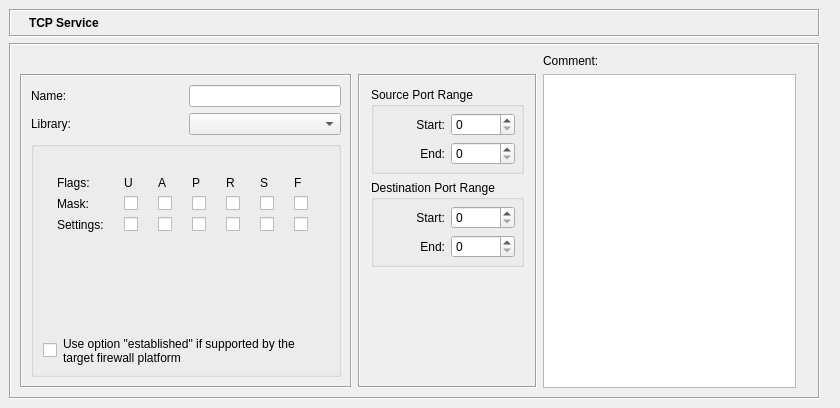
Old version of the form src/gui/tcpservicedialog_q.ui in the repository fwbuilder/fwbuilder.
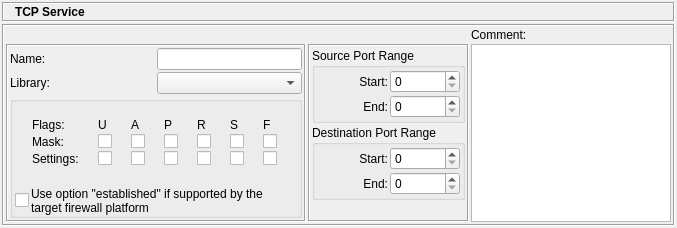
New version of the form. Icons and pictures are not drawn.

The edit to the form file:
```diff
--- a/src/gui/tcpservicedialog_q.ui
+++ b/src/gui/tcpservicedialog_q.ui
@@ -8,8 +8,8 @@
    <rect>
     <x>0</x>
     <y>0</y>
-    <width>840</width>
-    <height>408</height>
+    <width>649</width>
+    <height>228</height>
    </rect>
   </property>
   <property name="sizePolicy" >
@@ -23,24 +23,24 @@
   </property>
   <layout class="QHBoxLayout" >
    <property name="spacing" >
-    <number>6</number>
+    <number>2</number>
    </property>
    <property name="leftMargin" >
-    <number>9</number>
+    <number>2</number>
    </property>
    <property name="topMargin" >
-    <number>9</number>
+    <number>2</number>
    </property>
    <property name="rightMargin" >
-    <number>9</number>
+    <number>2</number>
    </property>
    <property name="bottomMargin" >
-    <number>9</number>
+    <number>2</number>
    </property>
    <item>
     <layout class="QVBoxLayout" >
      <property name="spacing" >
-      <number>6</number>
+      <number>2</number>
      </property>
      <property name="leftMargin" >
       <number>0</number>
@@ -62,6 +62,12 @@
          <verstretch>0</verstretch>
         </sizepolicy>
        </property>
+       <property name="minimumSize" >
+        <size>
+         <width>16</width>
+         <height>20</height>
+        </size>
+       </property>
        <property name="frameShape" >
         <enum>QFrame::Box</enum>
        </property>
@@ -70,22 +76,22 @@
        </property>
        <layout class="QGridLayout" >
         <property name="leftMargin" >
-         <number>5</number>
+         <number>2</number>
         </property>
         <property name="topMargin" >
-         <number>5</number>
+         <number>2</number>
         </property>
         <property name="rightMargin" >
-         <number>5</number>
+         <number>2</number>
         </property>
         <property name="bottomMargin" >
-         <number>5</number>
+         <number>2</number>
         </property>
         <property name="horizontalSpacing" >
-         <number>6</number>
+         <number>2</number>
         </property>
         <property name="verticalSpacing" >
-         <number>6</number>
+         <number>2</number>
         </property>
         <item row="0" column="1" >
          <widget class="QLabel" name="editorTitle" >
@@ -135,22 +141,22 @@
        </property>
        <layout class="QGridLayout" >
         <property name="leftMargin" >
-         <number>9</number>
+         <number>2</number>
         </property>
         <property name="topMargin" >
-         <number>9</number>
+         <number>2</number>
         </property>
         <property name="rightMargin" >
-         <number>9</number>
+         <number>2</number>
         </property>
         <property name="bottomMargin" >
-         <number>9</number>
+         <number>2</number>
         </property>
         <property name="horizontalSpacing" >
-         <number>6</number>
+         <number>2</number>
         </property>
         <property name="verticalSpacing" >
-         <number>6</number>
+         <number>2</number>
         </property>
         <item row="1" column="1" >
          <widget class="QFrame" name="frame36" >
@@ -162,22 +168,22 @@
           </property>
           <layout class="QGridLayout" >
            <property name="leftMargin" >
-            <number>11</number>
+            <number>2</number>
            </property>
            <property name="topMargin" >
-            <number>11</number>
+            <number>2</number>
            </property>
            <property name="rightMargin" >
-            <number>11</number>
+            <number>2</number>
            </property>
            <property name="bottomMargin" >
-            <number>11</number>
+            <number>2</number>
            </property>
            <property name="horizontalSpacing" >
-            <number>6</number>
+            <number>2</number>
            </property>
            <property name="verticalSpacing" >
-            <number>6</number>
+            <number>2</number>
            </property>
            <item row="0" column="0" >
             <widget class="QGroupBox" name="groupBox1" >
@@ -186,22 +192,22 @@
              </property>
              <layout class="QGridLayout" >
               <property name="leftMargin" >
-               <number>6</number>
+               <number>2</number>
               </property>
               <property name="topMargin" >
-               <number>6</number>
+               <number>2</number>
               </property>
               <property name="rightMargin" >
-               <number>6</number>
+               <number>2</number>
               </property>
               <property name="bottomMargin" >
-               <number>6</number>
+               <number>2</number>
               </property>
               <property name="horizontalSpacing" >
-               <number>6</number>
+               <number>2</number>
               </property>
               <property name="verticalSpacing" >
-               <number>6</number>
+               <number>2</number>
               </property>
               <item row="0" column="1" >
                <widget class="QSpinBox" name="ss" >
@@ -259,22 +265,22 @@
              </property>
              <layout class="QGridLayout" >
               <property name="leftMargin" >
-               <number>6</number>
+               <number>2</number>
               </property>
               <property name="topMargin" >
-               <number>6</number>
+               <number>2</number>
               </property>
               <property name="rightMargin" >
-               <number>6</number>
+               <number>2</number>
               </property>
               <property name="bottomMargin" >
-               <number>6</number>
+               <number>2</number>
               </property>
               <property name="horizontalSpacing" >
-               <number>6</number>
+               <number>2</number>
               </property>
               <property name="verticalSpacing" >
-               <number>6</number>
+               <number>2</number>
               </property>
               <item row="0" column="1" >
                <widget class="QSpinBox" name="ds" >
@@ -331,12 +337,12 @@
               <enum>Qt::Vertical</enum>
              </property>
              <property name="sizeType" >
-              <enum>QSizePolicy::Expanding</enum>
+              <enum>QSizePolicy::MinimumExpanding</enum>
              </property>
              <property name="sizeHint" >
               <size>
                <width>20</width>
-               <height>40</height>
+               <height>0</height>
               </size>
              </property>
             </spacer>
@@ -360,22 +366,22 @@
           </property>
           <layout class="QGridLayout" >
            <property name="leftMargin" >
-            <number>9</number>
+            <number>2</number>
            </property>
            <property name="topMargin" >
-            <number>9</number>
+            <number>2</number>
            </property>
            <property name="rightMargin" >
-            <number>9</number>
+            <number>2</number>
            </property>
            <property name="bottomMargin" >
-            <number>9</number>
+            <number>2</number>
            </property>
            <property name="horizontalSpacing" >
-            <number>6</number>
+            <number>2</number>
            </property>
            <property name="verticalSpacing" >
-            <number>6</number>
+            <number>2</number>
            </property>
            <item row="0" column="0" >
             <widget class="QLabel" name="textLabel1" >
@@ -400,22 +406,28 @@
              </property>
              <layout class="QVBoxLayout" >
               <property name="spacing" >
-               <number>6</number>
+               <number>2</number>
               </property>
               <property name="leftMargin" >
-               <number>9</number>
+               <number>2</number>
               </property>
               <property name="topMargin" >
-               <number>9</number>
+               <number>0</number>
               </property>
               <property name="rightMargin" >
-               <number>9</number>
+               <number>2</number>
               </property>
               <property name="bottomMargin" >
-               <number>9</number>
+               <number>0</number>
               </property>
               <item>
                <widget class="QLabel" name="textLabel9" >
+                <property name="sizePolicy" >
+                 <sizepolicy vsizetype="Fixed" hsizetype="Preferred" >
+                  <horstretch>0</horstretch>
+                  <verstretch>0</verstretch>
+                 </sizepolicy>
+                </property>
                 <property name="text" >
                  <string/>
                 </property>
@@ -439,10 +451,10 @@
                  <number>0</number>
                 </property>
                 <property name="horizontalSpacing" >
-                 <number>6</number>
+                 <number>2</number>
                 </property>
                 <property name="verticalSpacing" >
-                 <number>6</number>
+                 <number>2</number>
                 </property>
                 <item row="1" column="3" >
                  <widget class="QCheckBox" name="psh_m" >
@@ -751,7 +763,7 @@
                 <property name="sizeHint" >
                  <size>
                   <width>20</width>
-                  <height>16</height>
+                  <height>0</height>
                  </size>
                 </property>
                </spacer>
@@ -759,7 +771,7 @@
               <item>
                <layout class="QHBoxLayout" >
                 <property name="spacing" >
-                 <number>6</number>
+                 <number>2</number>
                 </property>
                 <property name="leftMargin" >
                  <number>0</number>
@@ -866,46 +878,14 @@
           </property>
          </widget>
         </item>
-        <item row="1" column="3" >
-         <spacer>
-          <property name="orientation" >
-           <enum>Qt::Horizontal</enum>
-          </property>
-          <property name="sizeType" >
-           <enum>QSizePolicy::Expanding</enum>
-          </property>
-          <property name="sizeHint" >
-           <size>
-            <width>16</width>
-            <height>20</height>
-           </size>
-          </property>
-         </spacer>
-        </item>
        </layout>
       </widget>
      </item>
     </layout>
    </item>
-   <item>
-    <spacer>
-     <property name="orientation" >
-      <enum>Qt::Horizontal</enum>
-     </property>
-     <property name="sizeType" >
-      <enum>QSizePolicy::Expanding</enum>
-     </property>
-     <property name="sizeHint" >
-      <size>
-       <width>16</width>
-       <height>386</height>
-      </size>
-     </property>
-    </spacer>
-   </item>
   </layout>
  </widget>
- <layoutdefault spacing="6" margin="11" />
+ <layoutdefault spacing="2" margin="2" />
  <tabstops>
   <tabstop>obj_name</tabstop>
   <tabstop>libs</tabstop>
```
